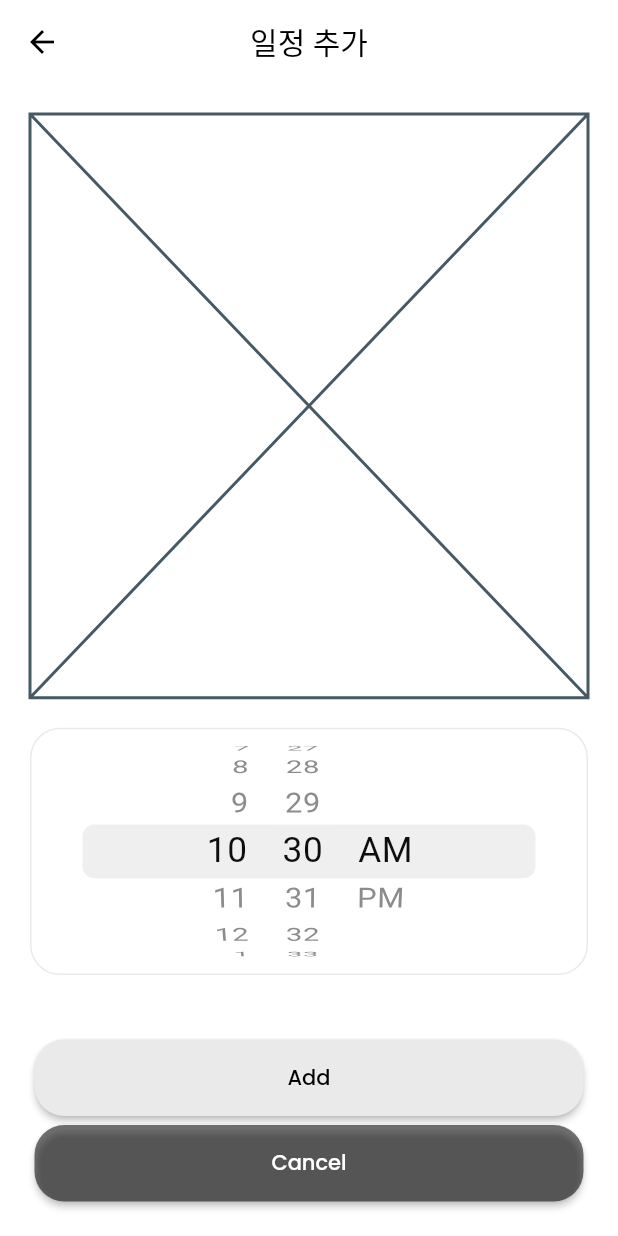
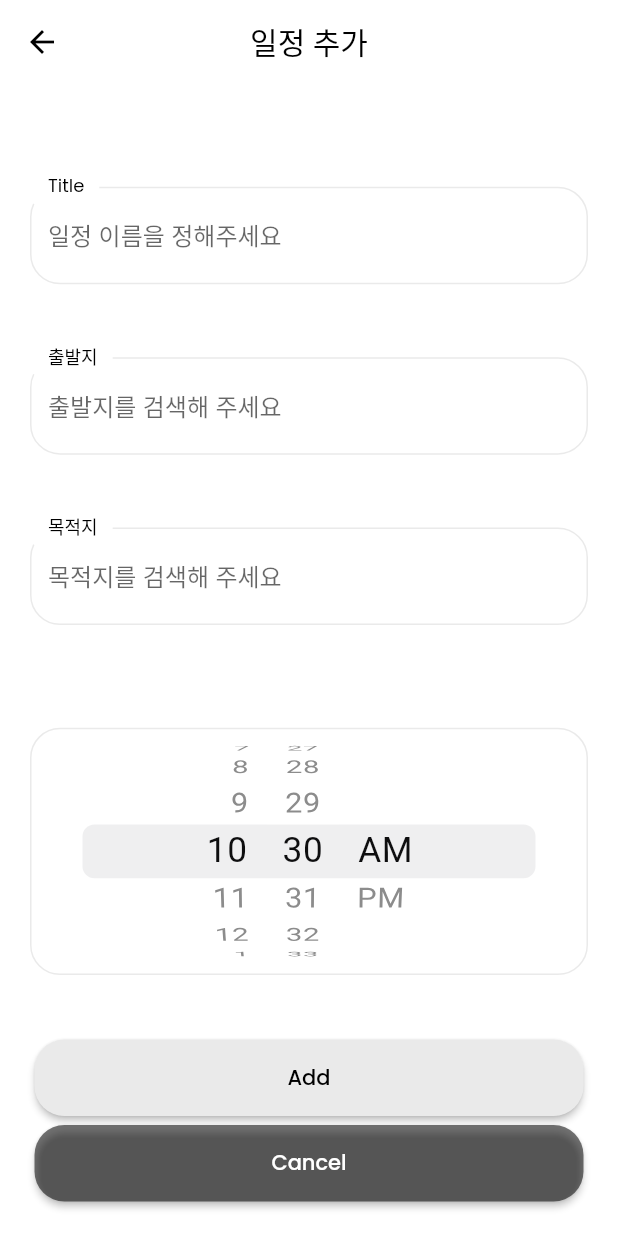
Before and after one commit to chlee1252/Scheduled_Map, a Flutter app: the AddScreen screen opened by its route, on a phone screen of 412 x 824 dp. Run offline on Flutter 3.47's test engine with Material 2 defaults, Android fonts, the phone set to English and light mode, and no system bars; our stand-ins replace flutter_svg, geolocator, get, google_fonts, google_maps_flutter, sliding_up_panel; missing offline and left inert: flutter_config, flutter_google_places, google_maps_webservice.

Commit message:
feat: connect google places, add screen design draft

```diff
--- /dev/null
+++ b/lib/add/controllers/text_field_controller.dart
@@ -0,0 +1,11 @@
+import 'package:get/get.dart';
+
+class TextFieldController extends GetxController {
+  String text = "일정";
+
+  String get getText => text;
+
+  void setText(String text) {
+    this.text = text;
+  }
+}
--- a/lib/add/screens/add_screen.dart
+++ b/lib/add/screens/add_screen.dart
@@ -1,7 +1,12 @@
 import 'package:flutter/cupertino.dart';
 import 'package:flutter/material.dart';
+import 'package:flutter_config/flutter_config.dart';
+import 'package:flutter_google_places/flutter_google_places.dart';
 import 'package:get/get.dart';
+import 'package:google_maps_webservice/places.dart';
 import 'package:scheduled_map/add/controllers/selected_time_controller.dart';
+import 'package:scheduled_map/add/controllers/text_field_controller.dart';
+import 'package:scheduled_map/add/widget/add_text_form_field.dart';
 import 'package:scheduled_map/add/widget/circular_button.dart';
 import 'package:scheduled_map/constants.dart';
 import 'package:scheduled_map/home/controllers/home_controller.dart';
@@ -10,10 +15,39 @@ import 'package:scheduled_map/models/Items.dart';
 class AddScreen extends StatelessWidget {
   final SelectedTimeController selectedTimeController = Get.find();
   final HomeController homeController = Get.find();
+  final TextFieldController textFieldController = Get.find();
 
   @override
   Widget build(BuildContext context) {
-    return Scaffold(
+    Future<Prediction?> getPrediction() async {
+      // TODO: 다른 플러그인 찾아보기 -> 불안정함
+      Prediction? p = await PlacesAutocomplete.show(
+        context: context,
+        apiKey: FlutterConfig.get("GOOGLE_API_KEY"),
+        mode: Mode.overlay,
+        strictbounds: false,
+        offset: 0,
+        radius: 1000,
+        language: "ko",
+        decoration: InputDecoration(
+          hintText: 'Search',
+          focusedBorder: OutlineInputBorder(
+            borderRadius: BorderRadius.circular(20),
+            borderSide: BorderSide(
+              color: Colors.white,
+            ),
+          ),
+        ),
+        types: [],
+        components: [new Component(Component.country, "ko")],
+      );
+      return p;
+    }
+
+    return GestureDetector(
+      onTap: () => FocusManager.instance.primaryFocus?.unfocus(),
+      child: Scaffold(
+        resizeToAvoidBottomInset: false,
         appBar: AppBar(
           leading: BackButton(
             color: Colors.black,
@@ -37,10 +71,28 @@ class AddScreen extends StatelessWidget {
               crossAxisAlignment: CrossAxisAlignment.stretch,
               children: [
                 Expanded(
-                child: Container(
-                  child: Placeholder(
-                    fallbackHeight: 100.0,
+                  child: Column(
+                    mainAxisAlignment: MainAxisAlignment.spaceEvenly,
+                    children: [
+                      AddTextFormField(
+                        label: "Title",
+                        hintText: "일정 이름을 정해주세요",
                       ),
+                      AddTextFormField(
+                        label: "출발지",
+                        hintText: "출발지를 검색해 주세요",
+                        onTap: () async {
+                          var value = await getPrediction();
+                        },
+                      ),
+                      AddTextFormField(
+                        label: "목적지",
+                        hintText: "목적지를 검색해 주세요",
+                        onTap: () async {
+                          var value = await getPrediction();
+                        },
+                      )
+                    ],
                   ),
                 ),
                 Container(
@@ -74,7 +126,7 @@ class AddScreen extends StatelessWidget {
                   onPressed: () {
                     homeController.addItem(
                       new Items(
-                      title: selectedTimeController.getTime().toString(),
+                        title: textFieldController.getText,
                         image: "assets/icon/bus.png",
                         date: selectedTimeController.getTime(),
                       ),
@@ -92,6 +144,7 @@ class AddScreen extends StatelessWidget {
             ),
           ),
         ),
+      ),
     );
   }
 }
--- /dev/null
+++ b/lib/add/widget/add_text_form_field.dart
@@ -0,0 +1,51 @@
+import 'package:flutter/cupertino.dart';
+import 'package:flutter/material.dart';
+import 'package:get/get.dart';
+import 'package:scheduled_map/add/controllers/text_field_controller.dart';
+import 'package:scheduled_map/constants.dart';
+
+class AddTextFormField extends StatelessWidget {
+  AddTextFormField({
+    Key? key,
+    required this.label,
+    required this.hintText,
+    this.onTap,
+  }) : super(key: key);
+
+  final String label;
+  final String hintText;
+  final VoidCallback? onTap;
+  final TextFieldController textFieldController = Get.find();
+
+  final TextEditingController _text = TextEditingController();
+
+  @override
+  Widget build(BuildContext context) {
+    return TextFormField(
+      onTap: onTap,
+      controller: _text,
+      decoration: InputDecoration(
+        labelText: this.label,
+        labelStyle: TextStyle(color: Colors.black),
+        hintText: this.hintText,
+        floatingLabelBehavior: FloatingLabelBehavior.always,
+        enabledBorder: OutlineInputBorder(
+          borderRadius: BorderRadius.circular(20),
+          borderSide: BorderSide(color: greyTheme),
+          gapPadding: 10,
+        ),
+        focusedBorder: OutlineInputBorder(
+          borderRadius: BorderRadius.circular(20),
+          borderSide: BorderSide(color: Colors.black87),
+          gapPadding: 10,
+        ),
+      ),
+      onEditingComplete: () {
+        // TODO: ADD 버튼 눌렀을때 text set 안됨 확인해보기
+        textFieldController.setText(_text.value.text);
+        print(textFieldController.getText);
+        FocusManager.instance.primaryFocus?.unfocus();
+      },
+    );
+  }
+}
--- a/lib/main.dart
+++ b/lib/main.dart
@@ -2,6 +2,7 @@ import 'package:flutter/material.dart';
 import 'package:flutter_config/flutter_config.dart';
 import 'package:get/get.dart';
 import 'package:google_fonts/google_fonts.dart';
+import 'package:scheduled_map/add/controllers/text_field_controller.dart';
 import 'package:scheduled_map/add/screens/add_screen.dart';
 import 'package:scheduled_map/constants.dart';
 import 'package:scheduled_map/details/screen/details_screen.dart';
@@ -23,6 +24,7 @@ class MyApp extends StatelessWidget {
       Get.put(SelectedTimeController());
   final HomeController homeController = Get.put(HomeController());
   final SwitchController switchController = Get.put(SwitchController());
+  final TextFieldController addTextFormField = Get.put(TextFieldController());
 
   @override
   Widget build(BuildContext context) {
--- a/pubspec.yaml
+++ b/pubspec.yaml
@@ -32,10 +32,14 @@ dependencies:
   google_fonts: ^2.1.0
   intl: ^0.17.0
   flutter_svg: ^0.22.0
-  google_maps_flutter: ^2.0.6
   flutter_config: ^2.0.0
   geolocator: ^7.4.0
   sliding_up_panel: ^2.0.0+1
+
+  # GOOGLE API
+  google_maps_flutter: ^2.0.6
+  flutter_google_places: ^0.3.0
+  google_maps_webservice: ^0.0.19
 
 dev_dependencies:
   flutter_test:
```
Also changed, not shown: pubspec.lock, 1 other file. Lines whose indentation alone changed are shown as unchanged.
